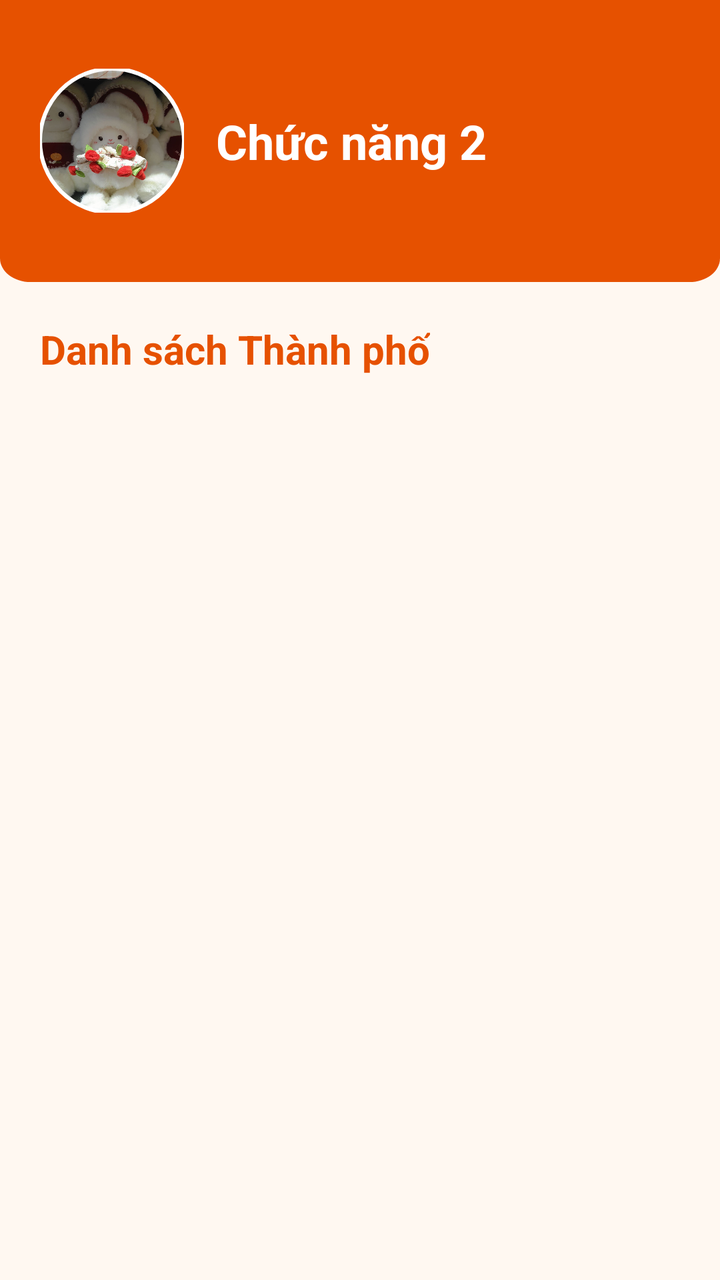
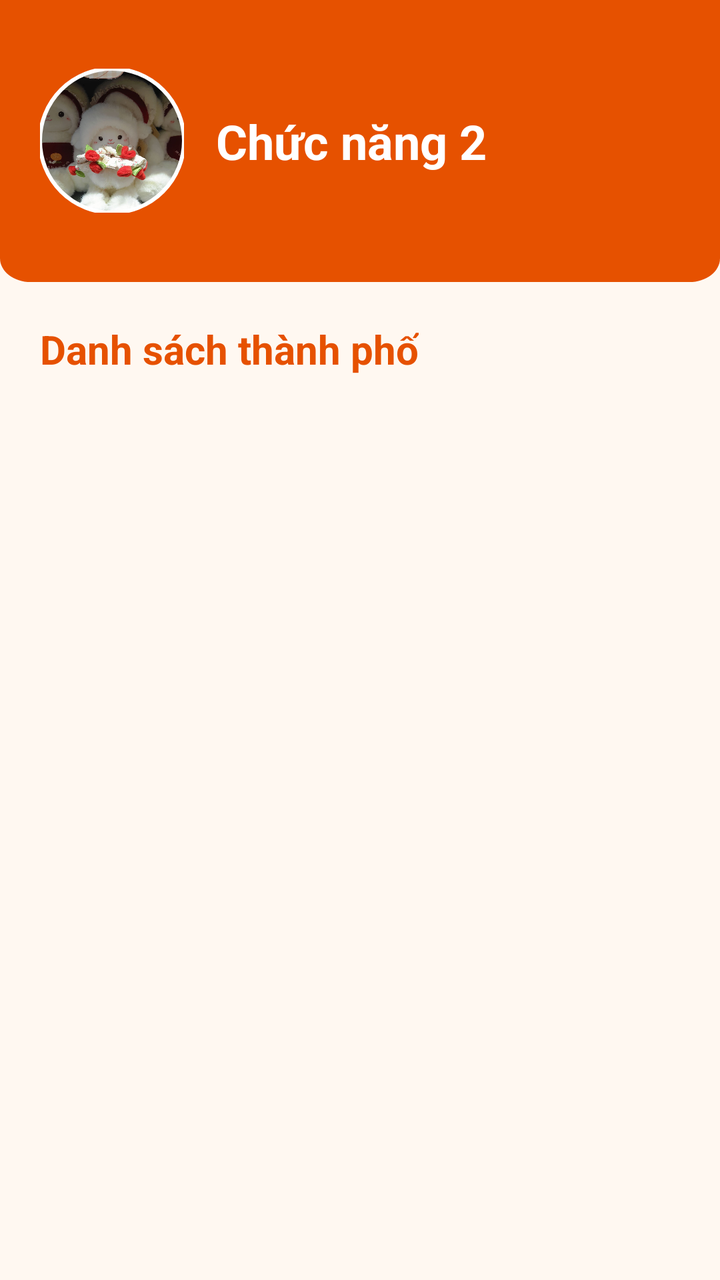

An Android layout rendered at two revisions. The XML below is the earlier revision; the diff shows what the commit changed to produce the second picture.
<!-- AndroidManifest.xml: application theme Theme.KiemTraGK_65131182 -->
<!-- res/layout/fragment_bai2.xml -->
<?xml version="1.0" encoding="utf-8"?>
<LinearLayout xmlns:android="http://schemas.android.com/apk/res/android"
    xmlns:app="http://schemas.android.com/apk/res-auto"
    xmlns:tools="http://schemas.android.com/tools"
    android:layout_width="match_parent"
    android:layout_height="match_parent"
    android:background="@color/brand_background"
    android:orientation="vertical"
    tools:context=".Bai2Fragment">
    
    <FrameLayout
        android:layout_width="match_parent"
        android:layout_height="141dp"
        android:background="@drawable/background_orin">
        <LinearLayout
            android:layout_width="match_parent"
            android:layout_height="match_parent"
            android:gravity="bottom"
            android:orientation="horizontal"
            android:paddingStart="20dp"
            android:paddingEnd="20dp">
            <com.google.android.material.imageview.ShapeableImageView
                android:layout_width="72dp"
                android:layout_height="72dp"
                android:layout_gravity="center_vertical"
                android:contentDescription="Avatar"
                android:scaleType="centerCrop"
                android:src="@drawable/avata"
                app:shapeAppearanceOverlay="@style/CircleImageShapeAppearance"
                app:strokeColor="@color/white"
                app:strokeWidth="2dp" />
            <TextView
                android:layout_width="0dp"
                android:layout_height="wrap_content"
                android:layout_gravity="center_vertical"
                android:layout_marginStart="16dp"
                android:layout_weight="1"
                android:text="Chức năng 2"
                android:textColor="@color/white"
                android:textSize="24sp"
                android:textStyle="bold" />
        </LinearLayout>
    </FrameLayout>
    
    <LinearLayout
        android:layout_width="match_parent"
        android:layout_height="0dp"
        android:layout_weight="1"
        android:orientation="vertical"
        android:padding="20dp">
        
        <TextView
            android:layout_width="wrap_content"
            android:layout_height="wrap_content"
            android:text="Danh sách Thành phố"
            android:textColor="@color/orange_900"
            android:textSize="20sp"
            android:textStyle="bold"
            android:layout_marginBottom="16dp" />
        
        <ListView
            android:id="@+id/listview_cities"
            android:layout_width="match_parent"
            android:layout_height="0dp"
            android:layout_weight="1"
            android:divider="@color/orange_100"
            android:dividerHeight="1dp" />
    </LinearLayout>
</LinearLayout>
<!-- resources referenced by this layout -->
<resources>
  <color name="brand_background">#FFF8F1</color>
  <color name="orange_100">#FFE0B2</color>
  <color name="orange_900">#E65100</color>
  <color name="white">#FFFFFFFF</color>
  <!-- drawable avata: jpg bitmap (drawable, 167840 bytes) -->
  <!-- drawable background_orin (drawable) -->
  <?xml version="1.0" encoding="utf-8"?>
  <vector xmlns:android="http://schemas.android.com/apk/res/android"
      android:width="375dp"
      android:height="190dp"
      android:viewportWidth="375"
      android:viewportHeight="190">
      <path
          android:fillColor="@color/orange_900"
          android:pathData="M0,0h375v174c0,8.84-7.16,16-16,16h-343c-8.84,0-16-7.16-16-16z"/>
  </vector>
  <style name="CircleImageShapeAppearance">
          <item name="cornerFamily">rounded</item>
          <item name="cornerSize">50%</item>
      </style>
  <style name="Theme.KiemTraGK_65131182" parent="Base.Theme.KiemTraGK_65131182" />
  <style name="Base.Theme.KiemTraGK_65131182" parent="Theme.Material3.DayNight.NoActionBar">
          <item name="colorPrimary">@color/orange_500</item>
          <item name="colorOnPrimary">@color/white</item>
          <item name="colorPrimaryContainer">@color/orange_100</item>
          <item name="colorOnPrimaryContainer">@color/orange_900</item>
  
          <item name="colorSecondary">@color/orange_700</item>
          <item name="colorOnSecondary">@color/white</item>
          <item name="colorSecondaryContainer">@color/orange_50</item>
          <item name="colorOnSecondaryContainer">@color/orange_900</item>
  
          <item name="colorTertiary">@color/orange_400</item>
          <item name="colorOnTertiary">@color/white</item>
  
          <item name="android:colorBackground">@color/brand_background</item>
          <item name="colorSurface">@color/brand_surface</item>
          <item name="colorOnSurface">@color/brand_on_background</item>
      </style>
  <color name="orange_500">#FF9800</color>
  <color name="orange_700">#F57C00</color>
  <color name="orange_50">#FFF3E0</color>
  <color name="orange_400">#FFA726</color>
  <color name="brand_surface">#FFFDF9</color>
  <color name="brand_on_background">#2B1B0F</color>
</resources>

<!-- the commit's change to res/layout/fragment_bai2.xml (unified diff, before → after) -->
@@ -52,7 +52,7 @@
         <TextView
             android:layout_width="wrap_content"
             android:layout_height="wrap_content"
-            android:text="Danh sách Thành phố"
+            android:text="Danh sách thành phố"
             android:textColor="@color/orange_900"
             android:textSize="20sp"
             android:textStyle="bold"
